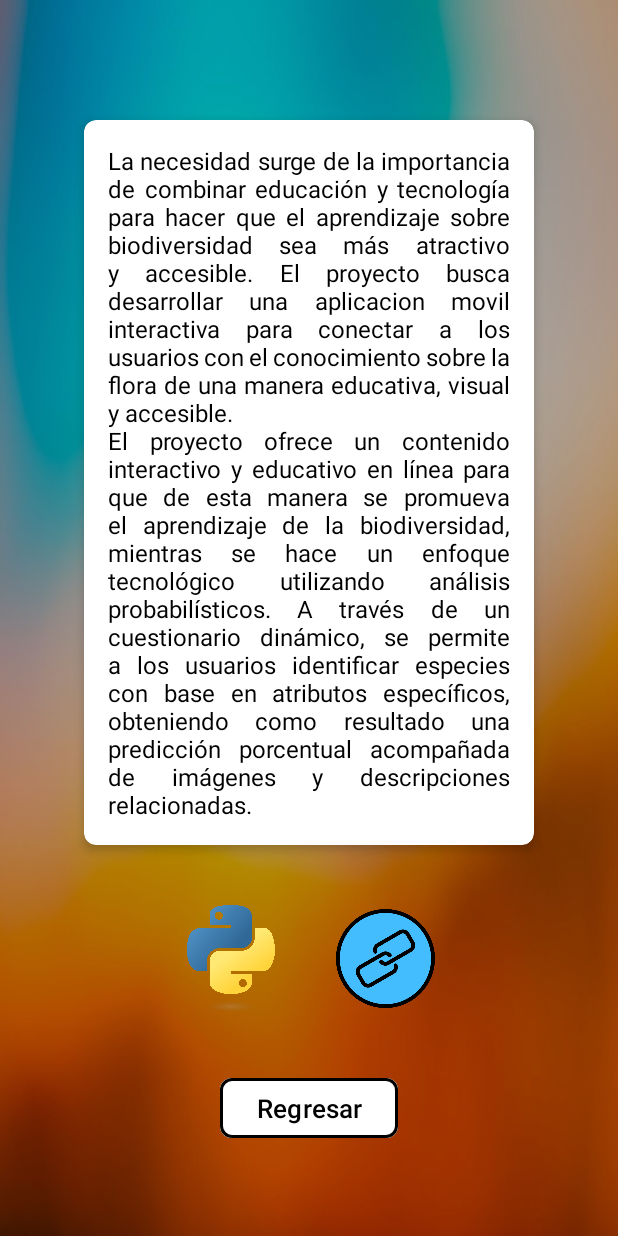
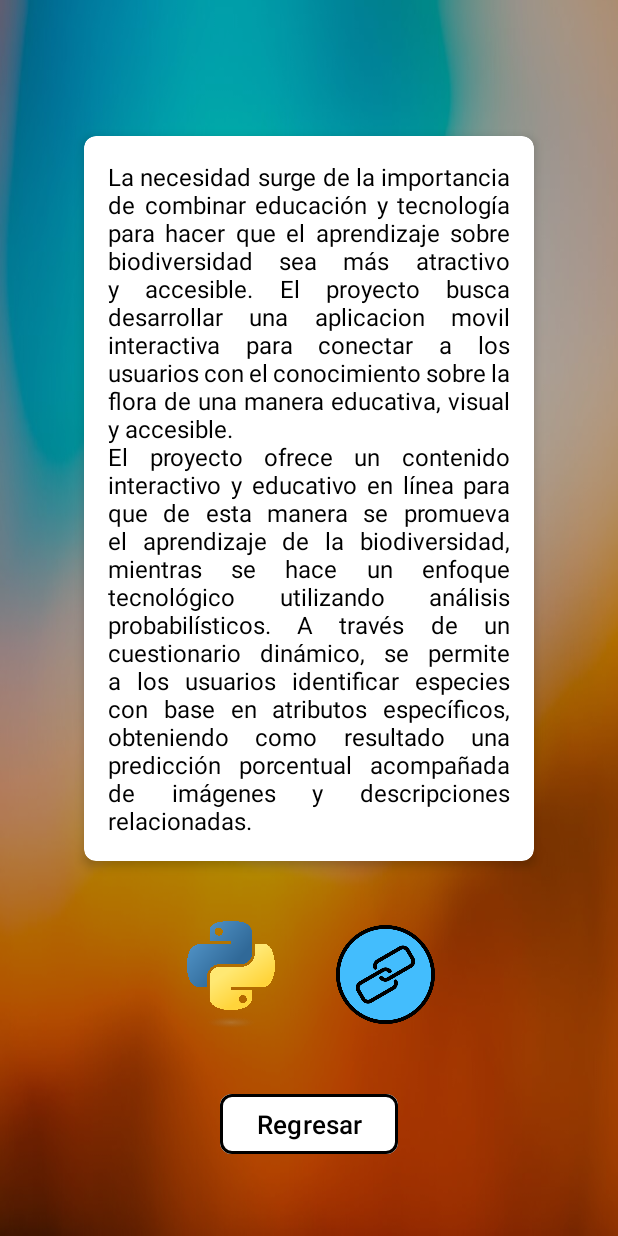
Before and after one commit to AzaelLobos/PrediccionMovil, an Android app: the layout vista_informacion.xml on its own in the app's theme, with its tools: preview values and no code run, on a phone screen of 412 x 824 dp. Run offline under Robolectric (Android 15) with nearby library versions, the phone set to English and light mode, and no system bars; network calls fail.

Commit message:
Centrado verticalmente

```diff
--- a/proyecto/app/src/main/res/layout/vista_informacion.xml
+++ b/proyecto/app/src/main/res/layout/vista_informacion.xml
@@ -16,25 +16,28 @@
         android:layout_height="match_parent"
         android:background="#4D000000" />
 
+    <!-- Contenedor principal centrado -->
     <LinearLayout
+        android:id="@+id/contenedorPrincipal"
         android:layout_width="match_parent"
-        android:layout_height="match_parent"
-        android:orientation="vertical">
+        android:layout_height="wrap_content"
+        android:orientation="vertical"
+        android:gravity="center_horizontal"
+        app:layout_constraintTop_toTopOf="parent"
+        app:layout_constraintBottom_toBottomOf="parent"
+        app:layout_constraintStart_toStartOf="parent"
+        app:layout_constraintEnd_toEndOf="parent">
 
         <androidx.cardview.widget.CardView
             android:id="@+id/cardTexto"
             android:layout_width="300dp"
             android:layout_height="wrap_content"
-            android:layout_marginTop="80dp"
+            android:layout_marginTop="40dp"
             app:cardCornerRadius="8dp"
             app:cardElevation="4dp"
             android:layout_gravity="center"
             android:backgroundTint="@android:color/white"
-        app:cardBackgroundColor="#FFFFFF"
-        app:layout_constraintTop_toTopOf="parent"
-        app:layout_constraintBottom_toBottomOf="parent"
-        app:layout_constraintStart_toStartOf="parent"
-        app:layout_constraintEnd_toEndOf="parent">
+            app:cardBackgroundColor="#FFFFFF">
 
             <TextView
                 android:id="@+id/textoInfo"
@@ -46,7 +49,6 @@
                 android:textSize="16sp"
                 android:gravity="start"
                 android:justificationMode="inter_word"/>
-
         </androidx.cardview.widget.CardView>
 
         <LinearLayout
@@ -76,7 +78,6 @@
                 android:contentDescription="Botón 2"
                 android:scaleType="fitCenter"
                 android:src="@drawable/img_1" />
-
         </LinearLayout>
 
         <Button
@@ -92,8 +93,7 @@
             android:textSize="17sp"
             app:shapeAppearance="@style/ShapeAppearance.Material3.Corner.Small"
             app:strokeColor="@color/black"
-        app:strokeWidth="@dimen/cardview_default_radius" />
+            app:strokeWidth="@dimen/cardview_default_radius"/>
     </LinearLayout>
 
-
 </androidx.constraintlayout.widget.ConstraintLayout>
```
Lines whose indentation alone changed are shown as unchanged.
